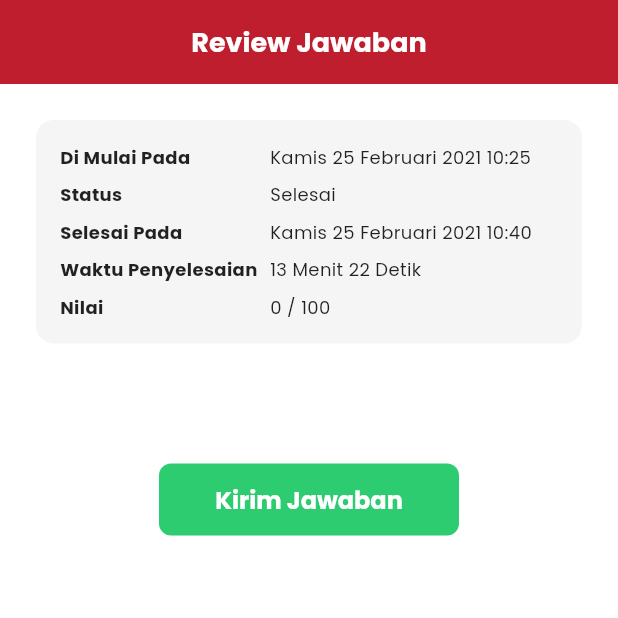
After one commit to sitimaisaroh291001/app_lms, a Flutter app: the QuizReviewScreen screen opened by its route, on a phone screen of 412 x 824 dp, the top half of it. The commit adds this screen. Run offline on Flutter 3.47's test engine with Material 3 defaults, Android fonts, the phone set to English and light mode, and no system bars; our stand-ins replace file_picker, go_router, google_fonts, shared_preferences; accounts and stored records are empty.

Commit message:
menambahkan review kuis

```diff
--- /dev/null
+++ b/lib/features/course/presentation/quiz_review_screen.dart
@@ -0,0 +1,186 @@
+import 'package:flutter/material.dart';
+import 'package:go_router/go_router.dart';
+
+class QuizReviewScreen extends StatelessWidget {
+  final List<Map<String, dynamic>> questions;
+
+  const QuizReviewScreen({
+    super.key,
+    required this.questions,
+  });
+
+  @override
+  Widget build(BuildContext context) {
+    return Scaffold(
+      backgroundColor: Colors.white,
+      appBar: AppBar(
+        title: const Text(
+          "Review Jawaban",
+          style: TextStyle(color: Colors.white, fontWeight: FontWeight.bold),
+        ),
+        backgroundColor: const Color(0xFFBE1E2D),
+        elevation: 0,
+        centerTitle: true,
+        leading: Container(), // Hide back button to force use of buttons
+      ),
+      body: SingleChildScrollView(
+        padding: const EdgeInsets.all(24),
+        child: Column(
+          children: [
+            // Info Card
+            Container(
+              padding: const EdgeInsets.all(16),
+              decoration: BoxDecoration(
+                color: const Color(0xFFF5F5F5),
+                borderRadius: BorderRadius.circular(12),
+              ),
+              child: Column(
+                children: [
+                  _buildInfoRow("Di Mulai Pada", "Kamis 25 Februari 2021 10:25"),
+                  const SizedBox(height: 8),
+                  _buildInfoRow("Status", "Selesai"),
+                  const SizedBox(height: 8),
+                  _buildInfoRow("Selesai Pada", "Kamis 25 Februari 2021 10:40"),
+                  const SizedBox(height: 8),
+                  _buildInfoRow("Waktu Penyelesaian", "13 Menit 22 Detik"),
+                  const SizedBox(height: 8),
+                  _buildInfoRow("Nilai", "0 / 100"),
+                ],
+              ),
+            ),
+            const SizedBox(height: 32),
+
+            // Questions List
+            ListView.separated(
+              physics: const NeverScrollableScrollPhysics(),
+              shrinkWrap: true,
+              itemCount: questions.length,
+              separatorBuilder: (context, index) => const SizedBox(height: 24),
+              itemBuilder: (context, index) {
+                final question = questions[index];
+                final int selectedIndex = question['selected'] ?? -1;
+                // ignore: avoid_dynamic_calls
+                final String answerText = selectedIndex != -1
+                    ? (question['options'] as List)[selectedIndex]
+                    : "Belum dijawab";
+                final String optionLabel = selectedIndex != -1
+                    ? String.fromCharCode(65 + selectedIndex)
+                    : "-";
+
+                return Column(
+                  crossAxisAlignment: CrossAxisAlignment.start,
+                  children: [
+                    Row(
+                      crossAxisAlignment: CrossAxisAlignment.start,
+                      children: [
+                        Text(
+                          "Pertanyaan ${index + 1}",
+                          style: const TextStyle(fontWeight: FontWeight.bold),
+                        ),
+                        const SizedBox(width: 16),
+                        Expanded(
+                          child: Container(
+                            padding: const EdgeInsets.all(12),
+                            decoration: BoxDecoration(
+                              color: Colors.grey[300],
+                              borderRadius: BorderRadius.circular(4),
+                            ),
+                            child: Text(
+                              question['question'],
+                              style: const TextStyle(fontSize: 12),
+                            ),
+                          ),
+                        ),
+                      ],
+                    ),
+                    const SizedBox(height: 12),
+                    Row(
+                      mainAxisAlignment: MainAxisAlignment.spaceBetween,
+                      children: [
+                        Padding(
+                          padding: const EdgeInsets.only(left: 100), // Approximate offset
+                          child: Column(
+                            crossAxisAlignment: CrossAxisAlignment.start,
+                            children: [
+                              const Text(
+                                "Jawaban Tersimpan",
+                                style: TextStyle(fontWeight: FontWeight.bold, fontSize: 12),
+                              ),
+                              const SizedBox(height: 4),
+                              Text(
+                                "$optionLabel. $answerText",
+                                style: const TextStyle(fontSize: 12),
+                              ),
+                            ],
+                          ),
+                        ),
+                        TextButton(
+                          onPressed: () {
+                            context.pop({'action': 'edit', 'index': index});
+                          },
+                          child: const Text(
+                            "Lihat Soal",
+                            style: TextStyle(
+                              color: Color(0xFF2F80ED),
+                              fontWeight: FontWeight.bold,
+                            ),
+                          ),
+                        ),
+                      ],
+                    ),
+                  ],
+                );
+              },
+            ),
+
+            const SizedBox(height: 48),
+
+            // Finish Button
+            SizedBox(
+              width: 200,
+              child: ElevatedButton(
+                onPressed: () {
+                   context.pop({'action': 'submit'});
+                },
+                style: ElevatedButton.styleFrom(
+                  backgroundColor: const Color(0xFF2ECC71),
+                  foregroundColor: Colors.white,
+                  padding: const EdgeInsets.symmetric(vertical: 12),
+                  shape: RoundedRectangleBorder(
+                    borderRadius: BorderRadius.circular(8),
+                  ),
+                ),
+                child: const Text(
+                  "Kirim Jawaban",
+                  style: TextStyle(fontWeight: FontWeight.bold, fontSize: 16),
+                ),
+              ),
+            ),
+             const SizedBox(height: 24),
+          ],
+        ),
+      ),
+    );
+  }
+
+  Widget _buildInfoRow(String label, String value) {
+    return Row(
+      crossAxisAlignment: CrossAxisAlignment.start,
+      children: [
+        SizedBox(
+          width: 140,
+          child: Text(
+            label,
+            style: const TextStyle(fontWeight: FontWeight.bold, fontSize: 12),
+          ),
+        ),
+        Expanded(
+          child: Text(
+             value,
+             style: const TextStyle(fontSize: 12),
+          ),
+        ),
+      ],
+    );
+  }
+}
--- a/lib/main.dart
+++ b/lib/main.dart
@@ -14,6 +14,7 @@ import 'features/dashboard/presentation/pages/announcement_detail_page.dart';
 import 'features/notification/presentation/pages/notification_page.dart';
 import 'features/course/presentation/quiz_detail_screen.dart';
 import 'features/course/presentation/quiz_attempt_screen.dart';
+import 'features/course/presentation/quiz_review_screen.dart';
 import 'package:provider/provider.dart';
 import 'core/providers/user_provider.dart';
 
@@ -98,5 +99,12 @@ final GoRouter _router = GoRouter(
       path: '/notification',
       builder: (context, state) => const NotificationPage(),
     ),
+    GoRoute(
+      path: '/quiz-review',
+      builder: (context, state) {
+        final questions = state.extra as List<Map<String, dynamic>>? ?? [];
+        return QuizReviewScreen(questions: questions);
+      },
+    ),
   ],
 );
```
Also changed, not shown: lib/features/course/presentation/quiz_attempt_screen.dart (+14 -3 lines), 1 other file.
